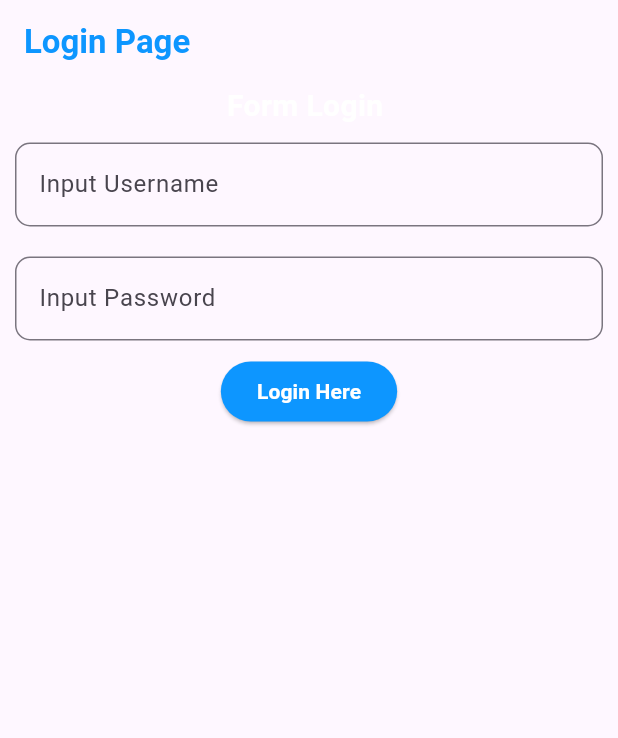
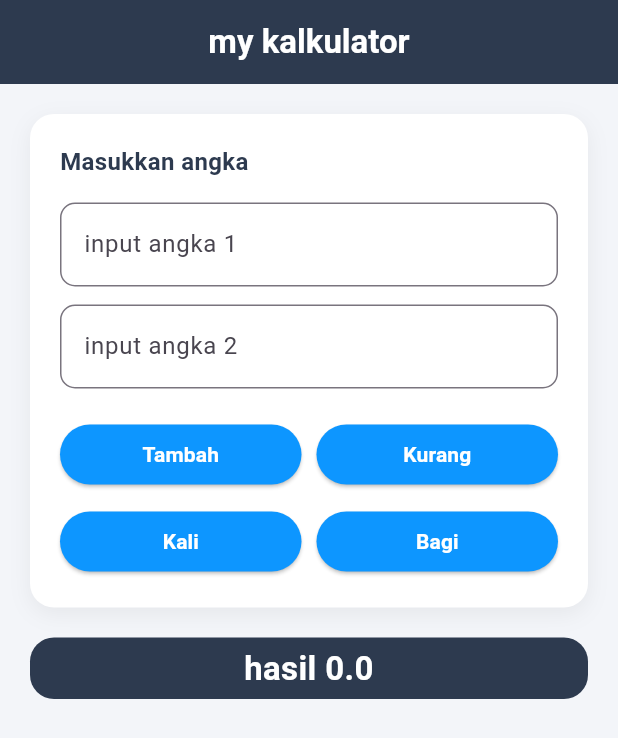
Before and after one commit to raymndusArya/projectFlutter-1, a Flutter app: the screen it shows after launch, on a phone screen of 412 x 824 dp. Shown: the top 738 px of the screen. Run offline on Flutter 3.47's test engine with Material 3 defaults, Android fonts, the phone set to English and light mode, and no system bars; our stand-ins replace get.

Commit message:
penerapan GetX dan menambahkan button

```diff
--- /dev/null
+++ b/lib/components/calculator_page.dart
@@ -0,0 +1,156 @@
+import 'package:project1/controllers/calculator_controller.dart';
+import 'custom_textfield.dart';
+import 'custom_operator_button.dart';
+import 'package:flutter/material.dart';
+import 'package:get/get.dart';
+
+class CalculatorPage extends StatelessWidget {
+  CalculatorPage({super.key});
+
+  final controller = Get.put(CalculatorController());
+  // menyambingkan page dan controller
+
+  final txtangka1 = TextEditingController();
+  final txtangka2 = TextEditingController();
+
+  // ubah teks jadi double; kalau kosong tampil warning dan controller tidak dipanggil
+  void _proses(void Function(double, double) operasi) {
+    final a = double.tryParse(txtangka1.text.trim());
+    final b = double.tryParse(txtangka2.text.trim());
+
+    if (a == null || b == null) {
+      controller.warning("Angka 1 dan Angka 2 tidak boleh kosong");
+      return;
+    }
+    operasi(a, b); // a dan b sudah pasti double
+  }
+
+  @override
+  Widget build(BuildContext context) {
+    return Scaffold(
+      backgroundColor: const Color(0xFFF3F5F9),
+      appBar: AppBar(
+        title: const Text(
+          "my kalkulator",
+          style: TextStyle(fontWeight: FontWeight.w600),
+        ),
+        centerTitle: true,
+        elevation: 0,
+        backgroundColor: const Color(0xFF2D3A4F),
+        foregroundColor: Colors.white,
+      ),
+      body: SingleChildScrollView(
+        padding: const EdgeInsets.all(20),
+        child: Center(
+          child: ConstrainedBox(
+            constraints: const BoxConstraints(maxWidth: 420),
+            child: Column(
+              children: [
+                // kartu input
+                Container(
+                  padding: const EdgeInsets.all(20),
+                  decoration: BoxDecoration(
+                    color: Colors.white,
+                    borderRadius: BorderRadius.circular(16),
+                    boxShadow: [
+                      BoxShadow(
+                        color: Colors.black.withOpacity(0.06),
+                        blurRadius: 12,
+                        offset: const Offset(0, 4),
+                      ),
+                    ],
+                  ),
+                  child: Column(
+                    crossAxisAlignment: CrossAxisAlignment.start,
+                    children: [
+                      const Text(
+                        "Masukkan angka",
+                        style: TextStyle(
+                          fontSize: 16,
+                          fontWeight: FontWeight.w600,
+                          color: Color(0xFF2D3A4F),
+                        ),
+                      ),
+                      const SizedBox(height: 16),
+                      CustomTextfield(
+                        myHint: "input angka 1",
+                        txtController: txtangka1,
+                        isNumber: true,
+                      ),
+                      const SizedBox(height: 12),
+                      CustomTextfield(
+                        myHint: "input angka 2",
+                        txtController: txtangka2,
+                        isNumber: true,
+                      ),
+                      const SizedBox(height: 20),
+                      Row(
+                        children: [
+                          Expanded(
+                            child: CustomButton(
+                              onPressed: () => _proses(controller.tambah),
+                              myText: "Tambah",
+                            ),
+                          ),
+                          const SizedBox(width: 10),
+                          Expanded(
+                            child: CustomButton(
+                              onPressed: () => _proses(controller.kurang),
+                              myText: "Kurang",
+                            ),
+                          ),
+                        ],
+                      ),
+                      const SizedBox(height: 10),
+                      Row(
+                        children: [
+                          Expanded(
+                            child: CustomButton(
+                              onPressed: () => _proses(controller.kali),
+                              myText: "Kali",
+                            ),
+                          ),
+                          const SizedBox(width: 10),
+                          Expanded(
+                            child: CustomButton(
+                              onPressed: () => _proses(controller.bagi),
+                              myText: "Bagi",
+                            ),
+                          ),
+                        ],
+                      ),
+                    ],
+                  ),
+                ),
+                const SizedBox(height: 20),
+                // kartu hasil
+                Container(
+                  width: double.infinity,
+                  padding: const EdgeInsets.symmetric(
+                    vertical: 5,
+                    horizontal: 15,
+                  ),
+                  decoration: BoxDecoration(
+                    color: const Color(0xFF2D3A4F),
+                    borderRadius: BorderRadius.circular(16),
+                  ),
+                  child: Obx(
+                    () => Text(
+                      "hasil " + controller.hasilHitung.value.toString(),
+                      textAlign: TextAlign.center,
+                      style: const TextStyle(
+                        fontSize: 22,
+                        fontWeight: FontWeight.w600,
+                        color: Colors.white,
+                      ),
+                    ),
+                  ),
+                ),
+              ],
+            ),
+          ),
+        ),
+      ),
+    );
+  }
+}
--- a/lib/components/custom_textfield.dart
+++ b/lib/components/custom_textfield.dart
@@ -6,6 +6,7 @@ class CustomTextfield extends StatelessWidget {
   final TextEditingController txtController;
   final bool isPassword;
   final bool isNumber;
+
 
   const CustomTextfield({
     super.key,
--- /dev/null
+++ b/lib/controllers/calculator_controller.dart
@@ -0,0 +1,42 @@
+import 'package:flutter/material.dart';
+import 'package:get/get.dart';
+
+class CalculatorController extends GetxController {
+  var hasilHitung = 0.0.obs; // obs digunakan untuk update ke UI page
+
+  // method tambah kurang kali dan bagi
+  void tambah(double angka1, double angka2) {
+    double hasilTambah = angka1 + angka2;
+    hasilHitung.value = hasilTambah;
+  }
+
+  void kali(double angka1, double angka2) {
+    double hasilKali = angka1 * angka2;
+    hasilHitung.value = hasilKali;
+  }
+
+  void kurang(double angka1, double angka2) {
+    double hasilKurang = angka1 - angka2;
+    hasilHitung.value = hasilKurang;
+  }
+
+  void bagi(double angka1, double angka2) {
+    // warning kalau angka2 adalah 0
+    if (angka2 == 0) {
+      warning("Angka 2 tidak boleh 0 pada pembagian");
+      return;
+    }
+    double hasilBagi = angka1 / angka2;
+    hasilHitung.value = hasilBagi;
+  }
+
+  void warning(String pesan) {
+    Get.snackbar(
+      "Peringatan",
+      pesan,
+      backgroundColor: Colors.red.shade400,
+      colorText: Colors.white,
+      snackPosition: SnackPosition.BOTTOM,
+    );
+  }
+}
--- a/lib/main.dart
+++ b/lib/main.dart
@@ -1,6 +1,8 @@
 import 'package:flutter/material.dart';
-import 'login_page.dart';
-import 'kalkulator_page.dart';
+import 'package:get/get.dart';
+import 'package:project1/components/calculator_page.dart';
+import 'controllers/calculator_controller.dart';
+
 
 void main () {
   runApp(const MyApp());
@@ -12,29 +14,8 @@ class MyApp extends StatelessWidget {
   // This widget is the root of your application.
   @override
   Widget build(BuildContext context) {
-    return MaterialApp (
-      debugShowCheckedModeBanner: false,
-      title: 'Flutter Demo',
-      theme: ThemeData (
-        // This is the theme of your application.
-        //
-        // TRY THIS: Try running your application with "flutter run". You'll see
-        // the application has a purple toolbar. Then, without quitting the app,
-        // try changing the seedColor in the colorScheme below to Colors.green
-        // and then invoke "hot reload" (save your changes or press the "hot
-        // reload" button in a Flutter-supported IDE, or press "r" if you used
-        // the command line to start the app).
-        //
-        // Notice that the counter didn't reset back to zero; the application
-        // state is not lost during the reload. To reset the state, use hot
-        // restart instead.
-        //
-        // This works for code too, not just values: Most code changes can be
-        // tested with just a hot reload.
-        colorScheme: ColorScheme.fromSeed(seedColor: Colors.deepPurple),
-      ),
-      darkTheme: ThemeData.dark(),
-      home: LoginPage(),
+    return GetMaterialApp(
+        home: (CalculatorPage()),
     );
   }
 }
--- a/pubspec.yaml
+++ b/pubspec.yaml
@@ -35,6 +35,7 @@ dependencies:
   # The following adds the Cupertino Icons font to your application.
   # Use with the CupertinoIcons class for iOS style icons.
   cupertino_icons: ^1.0.8
+  get: ^4.7.3
 
 dev_dependencies:
   flutter_test:
```
Also changed, not shown: lib/components/custom_operator_button.dart (line endings or trailing spaces), pubspec.lock.
